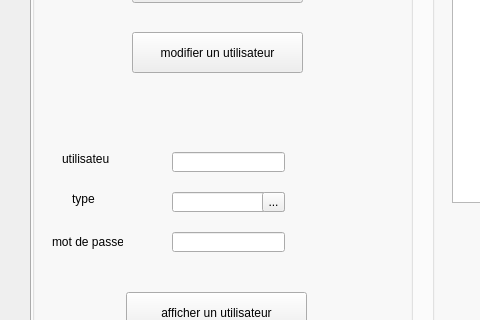
Before: the Qt Designer form projet2020/mainwindow.ui in fedinaimi/E-health_2A4, drawn with Qt 5; both pictures show x 0 to 480 and y 154 to 474 of the 955 by 634 pixel window.
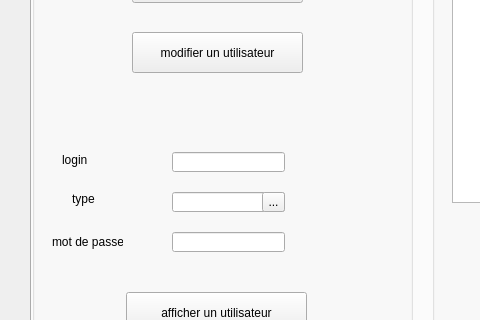
After: the same form once the commit is applied. The open tabs and pages were chosen to show the change.

The edit to the form file:
```diff
--- a/projet2020/mainwindow.ui
+++ b/projet2020/mainwindow.ui
@@ -372,12 +372,12 @@
         <rect>
          <x>30</x>
          <y>250</y>
-         <width>47</width>
-         <height>14</height>
+         <width>51</width>
+         <height>16</height>
         </rect>
        </property>
        <property name="text">
-        <string>utilisateur</string>
+        <string>login </string>
        </property>
       </widget>
       <widget class="QLabel" name="label_7">
```
